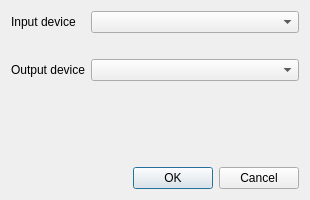
This is settings.ui in walrusfriend/Comm-Tool as Qt 5 draws it before an edit. The edited form follows.
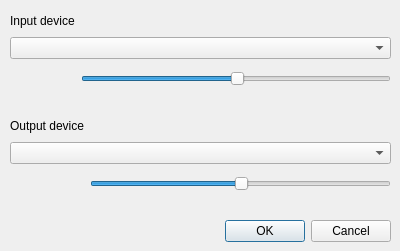
This is the edited form. Icons and pictures are not drawn. Custom widgets are drawn as their Qt base class.

Commit message: Create new main window and settings design.

The edit to the form file:
```diff
--- a/settings.ui
+++ b/settings.ui
@@ -6,8 +6,8 @@
    <rect>
     <x>0</x>
     <y>0</y>
-    <width>310</width>
-    <height>200</height>
+    <width>400</width>
+    <height>251</height>
    </rect>
   </property>
   <property name="sizePolicy">
@@ -24,14 +24,31 @@
   </property>
   <property name="maximumSize">
    <size>
-    <width>310</width>
-    <height>200</height>
+    <width>400</width>
+    <height>400</height>
    </size>
   </property>
   <property name="windowTitle">
    <string>Dialog</string>
   </property>
+  <widget class="QWidget" name="">
+   <property name="geometry">
+    <rect>
+     <x>10</x>
+     <y>11</y>
+     <width>381</width>
+     <height>231</height>
+    </rect>
+   </property>
+   <layout class="QVBoxLayout" name="verticalLayout_2">
+    <item>
   <layout class="QFormLayout" name="formLayout">
+      <property name="labelAlignment">
+       <set>Qt::AlignCenter</set>
+      </property>
+      <property name="formAlignment">
+       <set>Qt::AlignHCenter|Qt::AlignTop</set>
+      </property>
    <item row="0" column="0">
     <widget class="QLabel" name="lbl_inputDevice">
      <property name="text">
@@ -40,9 +57,43 @@
     </widget>
    </item>
    <item row="0" column="1">
+       <spacer name="horizontalSpacer">
+        <property name="orientation">
+         <enum>Qt::Horizontal</enum>
+        </property>
+        <property name="sizeHint" stdset="0">
+         <size>
+          <width>40</width>
+          <height>20</height>
+         </size>
+        </property>
+       </spacer>
+      </item>
+      <item row="1" column="0" colspan="2">
     <widget class="QComboBox" name="cmb_input"/>
    </item>
-   <item row="1" column="0">
+      <item row="2" column="1">
+       <layout class="QVBoxLayout" name="verticalLayout">
+        <item>
+         <widget class="VolumeBar" name="vb_mic" native="true">
+          <property name="autoFillBackground">
+           <bool>false</bool>
+          </property>
+         </widget>
+        </item>
+        <item>
+         <widget class="QSlider" name="m_mic_hsld">
+          <property name="sliderPosition">
+           <number>50</number>
+          </property>
+          <property name="orientation">
+           <enum>Qt::Horizontal</enum>
+          </property>
+         </widget>
+        </item>
+       </layout>
+      </item>
+      <item row="2" column="0">
     <widget class="QLabel" name="pix_mic">
      <property name="midLineWidth">
       <number>0</number>
@@ -53,26 +104,42 @@
      <property name="pixmap">
       <pixmap resource="sources.qrc">:/image/microphone.png</pixmap>
      </property>
-    </widget>
-   </item>
-   <item row="1" column="1">
-    <widget class="VolumeBar" name="vb_mic" native="true">
-     <property name="autoFillBackground">
-      <bool>false</bool>
-     </property>
-    </widget>
-   </item>
-   <item row="3" column="0">
+        <property name="alignment">
+         <set>Qt::AlignCenter</set>
+        </property>
+       </widget>
+      </item>
+     </layout>
+    </item>
+    <item>
+     <layout class="QFormLayout" name="formLayout_2">
+      <property name="labelAlignment">
+       <set>Qt::AlignCenter</set>
+      </property>
+      <item row="0" column="1">
+       <spacer name="horizontalSpacer_2">
+        <property name="orientation">
+         <enum>Qt::Horizontal</enum>
+        </property>
+        <property name="sizeHint" stdset="0">
+         <size>
+          <width>40</width>
+          <height>20</height>
+         </size>
+        </property>
+       </spacer>
+      </item>
+      <item row="1" column="0" colspan="2">
+       <widget class="QComboBox" name="cmb_output"/>
+      </item>
+      <item row="0" column="0">
     <widget class="QLabel" name="lbl_outputDevice">
      <property name="text">
       <string>Output device</string>
      </property>
     </widget>
    </item>
-   <item row="3" column="1">
-    <widget class="QComboBox" name="cmb_output"/>
-   </item>
-   <item row="4" column="0">
+      <item row="2" column="0">
     <widget class="QLabel" name="pix_phn">
      <property name="text">
       <string/>
@@ -82,27 +149,30 @@
      </property>
     </widget>
    </item>
-   <item row="4" column="1">
+      <item row="2" column="1">
+       <layout class="QVBoxLayout" name="verticalLayout_3">
+        <item>
     <widget class="VolumeBar" name="vb_phn" native="true">
      <property name="autoFillBackground">
       <bool>false</bool>
      </property>
     </widget>
    </item>
-   <item row="5" column="0">
-    <spacer name="verticalSpacer">
+        <item>
+         <widget class="QSlider" name="m_phones_hsld">
+          <property name="sliderPosition">
+           <number>50</number>
+          </property>
      <property name="orientation">
-      <enum>Qt::Vertical</enum>
-     </property>
-     <property name="sizeHint" stdset="0">
-      <size>
-       <width>20</width>
-       <height>40</height>
-      </size>
-     </property>
-    </spacer>
-   </item>
-   <item row="6" column="1">
+           <enum>Qt::Horizontal</enum>
+          </property>
+         </widget>
+        </item>
+       </layout>
+      </item>
+     </layout>
+    </item>
+    <item>
     <widget class="QDialogButtonBox" name="buttonBox">
      <property name="orientation">
       <enum>Qt::Horizontal</enum>
@@ -113,6 +183,7 @@
     </widget>
    </item>
   </layout>
+  </widget>
  </widget>
  <customwidgets>
   <customwidget>
```
Lines whose indentation alone changed are shown as unchanged. The commit also changes 8 other files.
